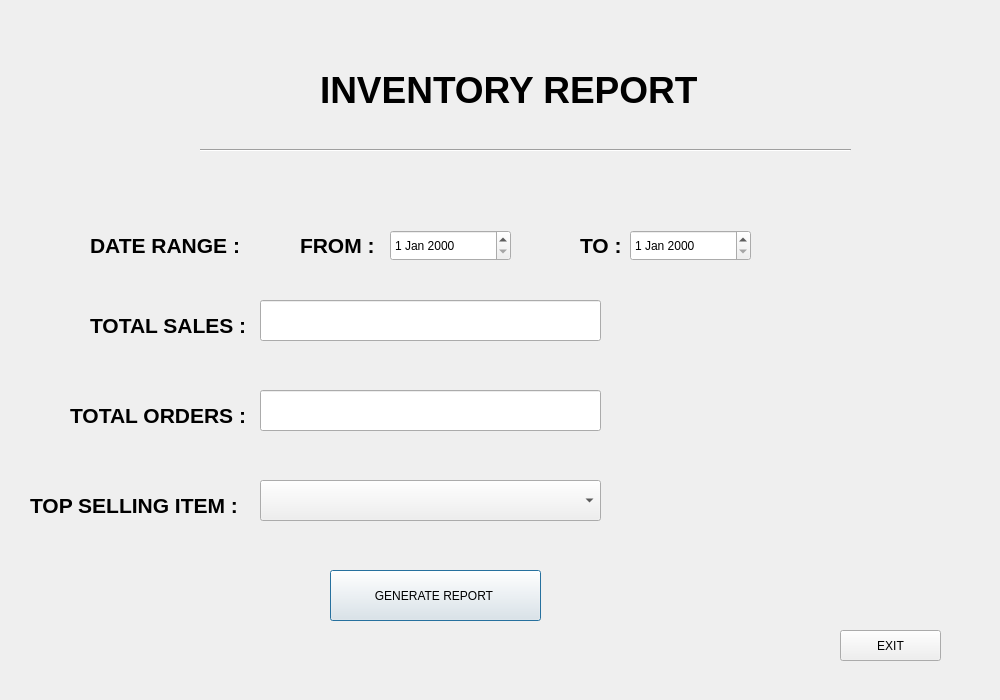
Above: gen_report.ui from mesum-abbas/Canteen_Managment_System before the change. Below: the same form after it.
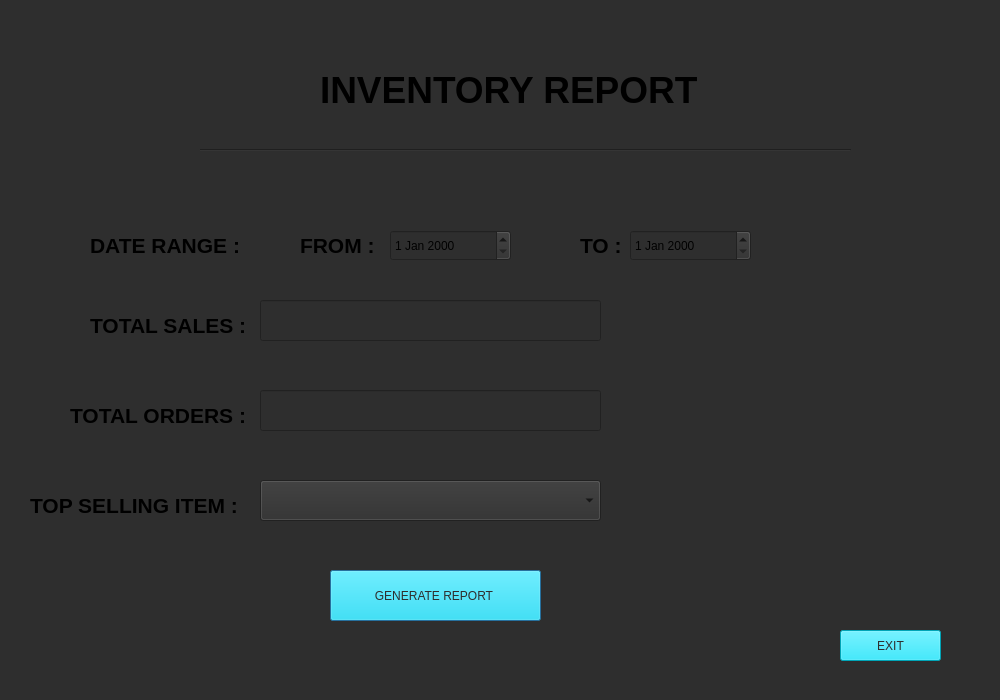
That is the form after the change.

```diff
--- a/gen_report.ui
+++ b/gen_report.ui
@@ -13,6 +13,9 @@
   <property name="windowTitle">
    <string>Dialog</string>
   </property>
+  <property name="styleSheet">
+   <string notr="true">background-color: rgb(46, 46, 46);</string>
+  </property>
   <widget class="QLabel" name="label">
    <property name="geometry">
     <rect>
@@ -157,7 +160,10 @@
     </rect>
    </property>
    <property name="styleSheet">
-    <string notr="true">font: 12pt &quot;Segoe UI&quot;;</string>
+    <string notr="true">font: 12pt &quot;Segoe UI&quot;;
+font: 12pt &quot;Segoe UI&quot;;
+background-color: rgb(0, 229, 255);
+color: rgb(46, 46, 46);</string>
    </property>
    <property name="text">
     <string>GENERATE REPORT </string>
@@ -173,7 +179,10 @@
     </rect>
    </property>
    <property name="styleSheet">
-    <string notr="true">font: 12pt &quot;Segoe UI&quot;;</string>
+    <string notr="true">font: 12pt &quot;Segoe UI&quot;;
+font: 12pt &quot;Segoe UI&quot;;
+background-color: rgb(0, 229, 255);
+color: rgb(46, 46, 46);</string>
    </property>
    <property name="text">
     <string>EXIT</string>
```
